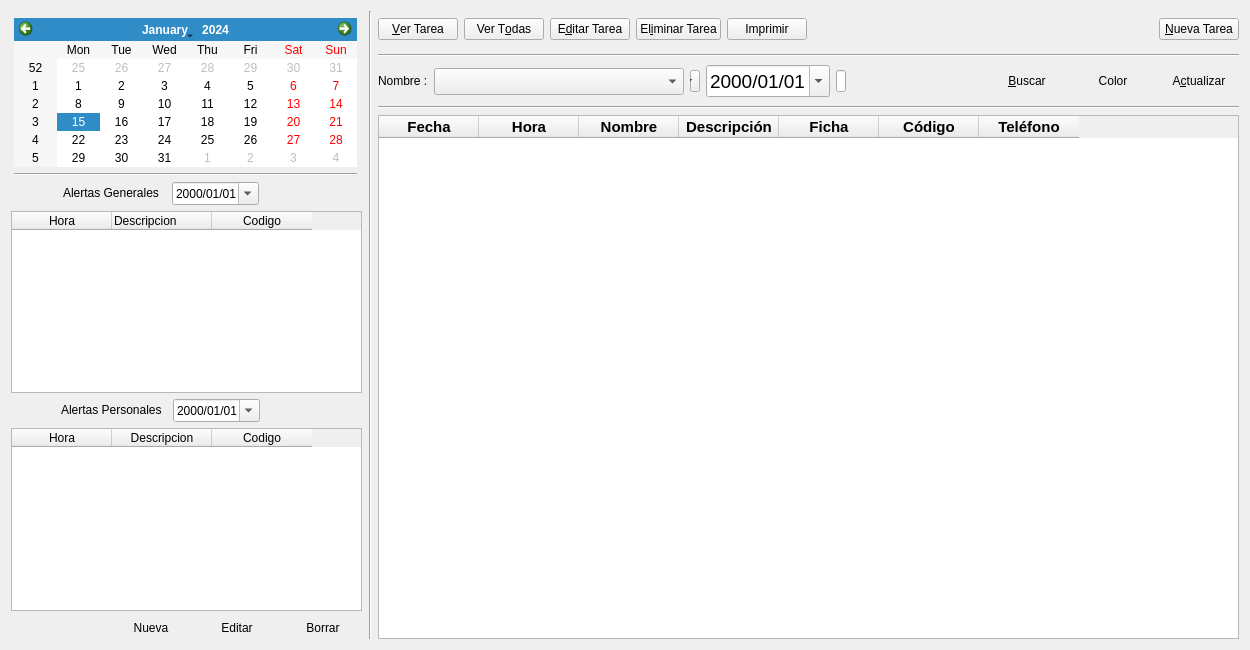
The window that agenda/agenda_ui.ui (rodety/manager) describes before a commit, drawn with Qt 5.
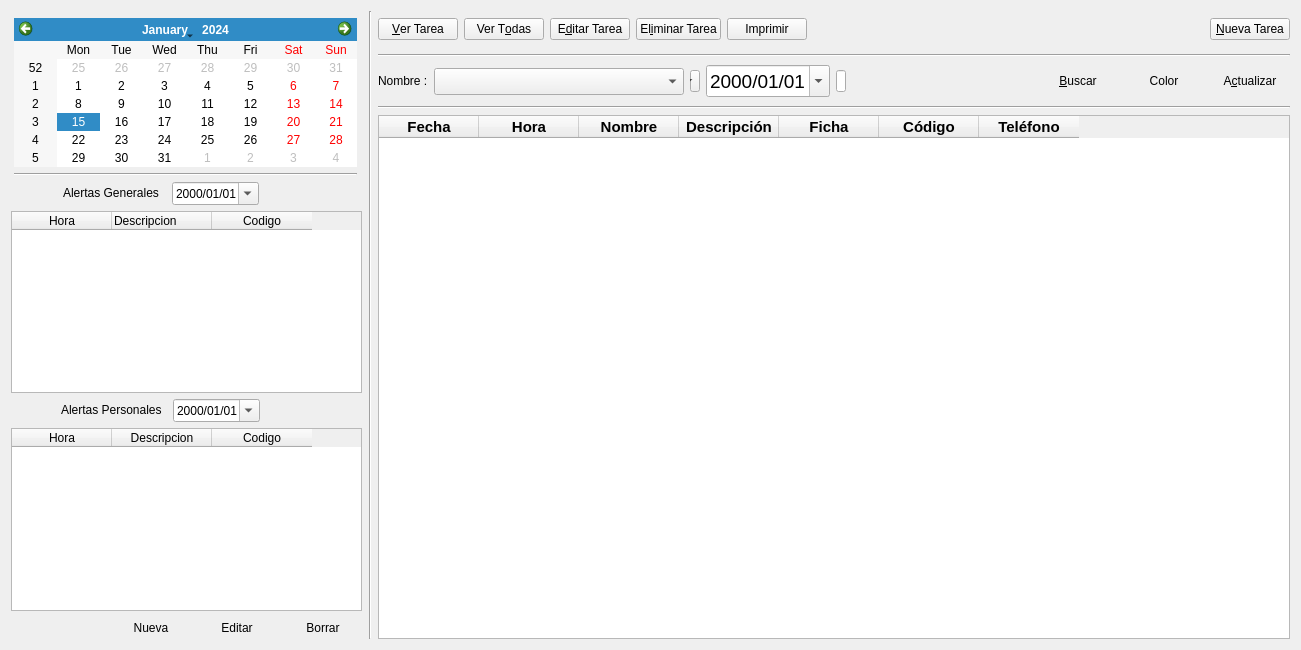
The same window after the commit. Icons and pictures are not drawn.

```diff
--- a/agenda/agenda_ui.ui
+++ b/agenda/agenda_ui.ui
@@ -6,7 +6,7 @@
    <rect>
     <x>0</x>
     <y>0</y>
-    <width>1250</width>
+    <width>1301</width>
     <height>650</height>
    </rect>
   </property>
```
Left out of the diff: 62 changed lines with no effect on the pictures.
